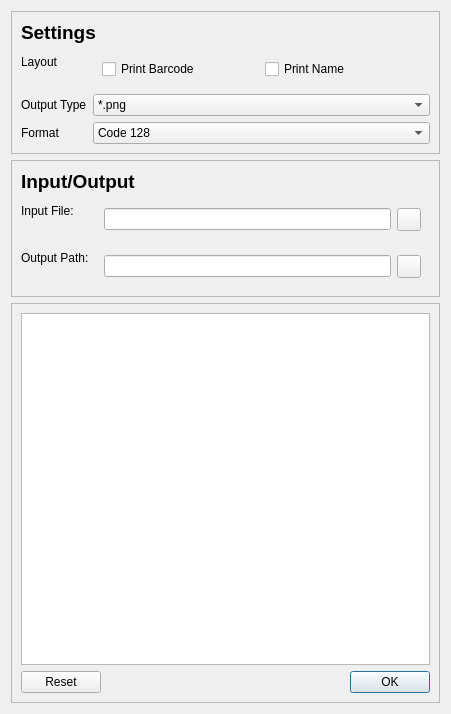
Qt form ui_files/main_dialog.ui (olk90/pyBLG) before a commit.
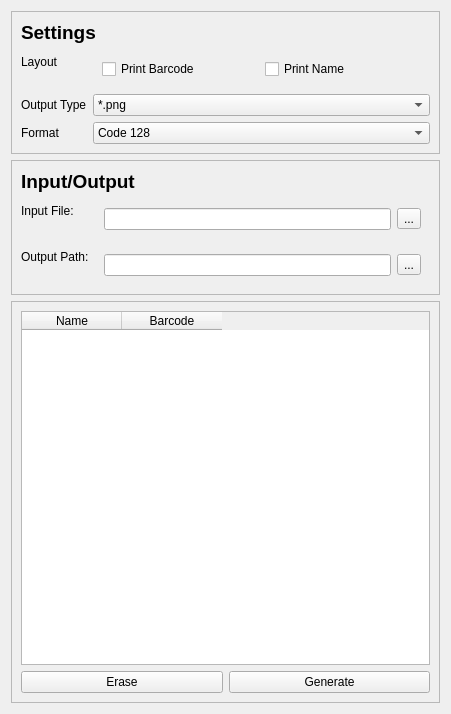
The same form after that commit.

Diff of the .ui file:
```diff
--- a/ui_files/main_dialog.ui
+++ b/ui_files/main_dialog.ui
@@ -169,7 +169,7 @@
            <item>
             <widget class="QToolButton" name="inputPathButton">
              <property name="text">
-              <string/>
+              <string>...</string>
              </property>
             </widget>
            </item>
@@ -190,7 +190,11 @@
             <widget class="QLineEdit" name="outputPathEdit"/>
            </item>
            <item>
-            <widget class="QToolButton" name="outputPathButton"/>
+            <widget class="QToolButton" name="outputPathButton">
+             <property name="text">
+              <string>...</string>
+             </property>
+            </widget>
            </item>
           </layout>
          </widget>
@@ -210,7 +214,7 @@
      </property>
      <layout class="QVBoxLayout" name="tableFrameLayout">
       <item>
-       <widget class="QTableView" name="table">
+       <widget class="QTableWidget" name="table">
         <property name="sizePolicy">
          <sizepolicy hsizetype="Expanding" vsizetype="Expanding">
           <horstretch>1</horstretch>
@@ -223,17 +227,35 @@
         <property name="alternatingRowColors">
          <bool>true</bool>
         </property>
+        <column>
+         <property name="text">
+          <string>Name</string>
+         </property>
+        </column>
+        <column>
+         <property name="text">
+          <string>Barcode</string>
+         </property>
+        </column>
        </widget>
       </item>
       <item>
-       <widget class="QDialogButtonBox" name="buttonBox">
-        <property name="standardButtons">
-         <set>QDialogButtonBox::Ok|QDialogButtonBox::Reset</set>
-        </property>
-        <property name="centerButtons">
-         <bool>false</bool>
-        </property>
-       </widget>
+       <layout class="QHBoxLayout" name="buttonLayout">
+        <item>
+         <widget class="QPushButton" name="eraseButton">
+          <property name="text">
+           <string>Erase</string>
+          </property>
+         </widget>
+        </item>
+        <item>
+         <widget class="QPushButton" name="generateButton">
+          <property name="text">
+           <string>Generate</string>
+          </property>
+         </widget>
+        </item>
+       </layout>
       </item>
      </layout>
     </widget>
```
